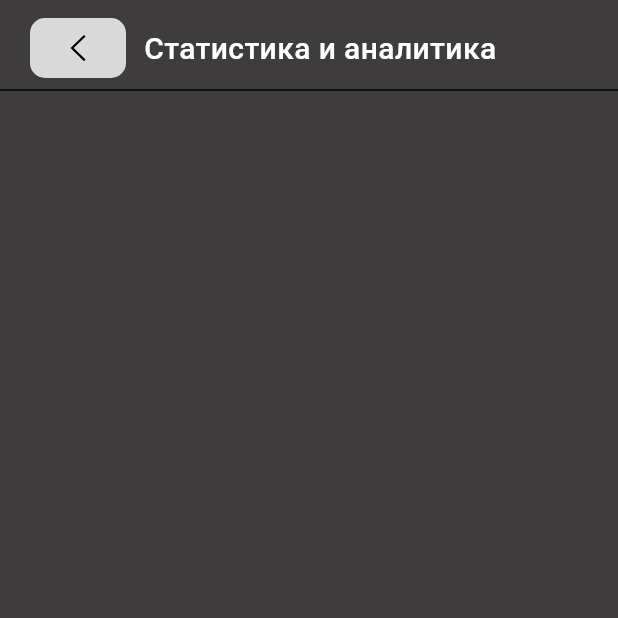
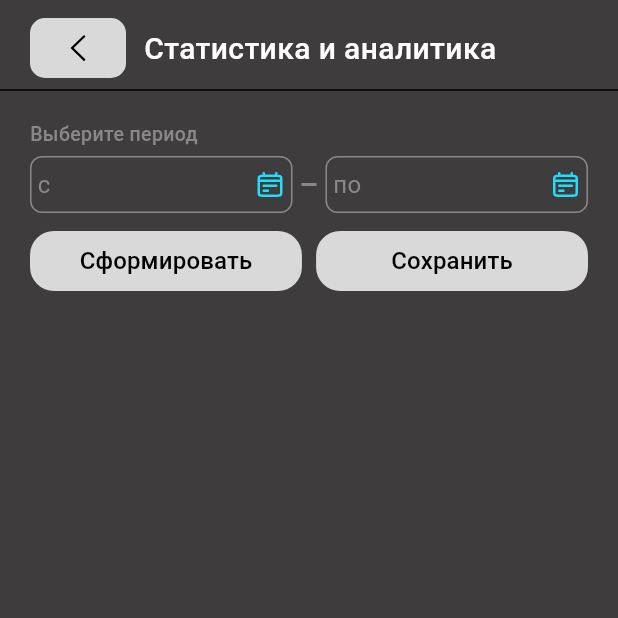
Before and after one commit to chudo1319/electricity, a Flutter app: the StatisticsScreen screen opened by its route, on a phone screen of 412 x 824 dp, the top half of it. Run offline on Flutter 3.47's test engine with Material 3 defaults, Android fonts, the phone set to English and light mode, and no system bars; our stand-ins replace auto_route, calendar_date_picker2, flutter_svg, gap, pinput; missing offline and left inert: theme_tailor_annotation; Roboto replaces fonts that are missing (OpenSans).

Commit message:
[Feat] Add widgets to statistics screen

```diff
--- a/lib/common/styles/colors/app_color_scheme.dart
+++ b/lib/common/styles/colors/app_color_scheme.dart
@@ -229,7 +229,7 @@ class AppColorScheme extends ThemeExtension<AppColorScheme> with _$AppColorSchem
         positive = const Color(0xFF23DDF9),
         onPositive = const Color(0xFFFFFFFF),
         skeletonPrimary = Colors.black.withOpacity(_skeletonOpacity),
-        onSkeletonPrimary = const Color(0xFFFFFFFF),
+        onSkeletonPrimary = const Color(0xCC000000),
         shimmer = Colors.black,
         shadow = Colors.black.withOpacity(0.25),
         avatarBorderOnBackground = const Color(0xFFE7E7E7);
--- a/lib/common/widgets/buttons/primary_button.dart
+++ b/lib/common/widgets/buttons/primary_button.dart
@@ -59,7 +59,7 @@ class PrimaryButton extends StatelessWidget {
               Flexible(
                 child: Text(
                   text!,
-                  style: (textStyle ?? context.text.semiBold24).copyWith(
+                  style: (textStyle ?? context.text.medium16).copyWith(
                     color: textColor ?? context.color.onPrimary,
                   ),
                 ),
--- a/lib/screens/main/widgets/drawer_buttons.dart
+++ b/lib/screens/main/widgets/drawer_buttons.dart
@@ -11,8 +11,7 @@ class DrawerButtons extends StatelessWidget {
   @override
   Widget build(BuildContext context) {
     return Drawer(
-      child: Container(
-        color: context.color.shimmer,
+      backgroundColor: context.color.onPrimary.withAlpha(200),
         child: Column(
           children: [
             Gap(AppSizes.double60),
@@ -31,7 +30,6 @@ class DrawerButtons extends StatelessWidget {
             ),
           ],
         ),
-      ),
     );
   }
 }
--- a/lib/screens/statistics/statistics_screen.dart
+++ b/lib/screens/statistics/statistics_screen.dart
@@ -1,18 +1,38 @@
 import 'package:auto_route/auto_route.dart';
 import 'package:electricity/common/styles/app_sizes.dart';
+import 'package:electricity/common/utils/extensions/context_extensions.dart';
+import 'package:electricity/common/widgets/buttons/primary_button.dart';
+import 'package:electricity/screens/statistics/widgets/data_picker.dart';
+import 'package:electricity/screens/statistics/widgets/report.dart';
 import 'package:electricity/screens/statistics/widgets/statistics_title.dart';
 import 'package:flutter/material.dart';
+import 'package:gap/gap.dart';
 
 @RoutePage()
-class StatisticsScreen extends StatelessWidget {
+class StatisticsScreen extends StatefulWidget {
   const StatisticsScreen({super.key});
+
+  @override
+  _StatisticsScreenState createState() => _StatisticsScreenState();
+}
+
+class _StatisticsScreenState extends State<StatisticsScreen> {
+  bool showReport = false;
+  String? saveStatus;
+
+  void _onSave() async {
+    final success = false;
+    setState(() {
+      saveStatus = success ? 'success' : 'error';
+    });
+  }
 
   @override
   Widget build(BuildContext context) {
     return Scaffold(
       resizeToAvoidBottomInset: false,
       appBar: PreferredSize(
-        preferredSize: Size.fromHeight(AppSizes.double100),
+        preferredSize: Size.fromHeight(AppSizes.double70),
         child: StatisticsTitle(),
       ),
       body: SafeArea(
@@ -21,7 +41,54 @@ class StatisticsScreen extends StatelessWidget {
             horizontal: AppSizes.double20,
             vertical: AppSizes.double12,
           ),
-          child: Column(children: [
+          child: Column(
+            children: [
+              DataPicker(title: 'Выберите период'),
+              Gap(AppSizes.double12),
+              Row(
+                mainAxisAlignment: MainAxisAlignment.spaceBetween,
+                children: [
+                  PrimaryButton(
+                    width: MediaQuery.of(context).size.width * 0.44,
+                    text: 'Сформировать',
+                    onPressed: () {
+                      setState(() {
+                        showReport = true;
+                        saveStatus = null;
+                      });
+                    },
+                  ),
+                  PrimaryButton(
+                    width: MediaQuery.of(context).size.width * 0.44,
+                    text: 'Сохранить',
+                    onPressed: _onSave,
+                  ),
+                ],
+              ),
+              Gap(AppSizes.double12),
+              if (showReport) ...[
+                Report(),
+                if (saveStatus == 'success')
+                  Padding(
+                    padding: const EdgeInsets.only(top: 8.0),
+                    child: Text(
+                      'Успешно сохранено!',
+                      style: context.text.medium16.copyWith(
+                        color: context.color.secondary,
+                      ),
+                    ),
+                  ),
+                if (saveStatus == 'error')
+                  Padding(
+                    padding: const EdgeInsets.only(top: 8.0),
+                    child: Text(
+                      'Ошибка при сохранении',
+                      style: context.text.medium16.copyWith(
+                        color: context.color.danger,
+                      ),
+                    ),
+                  ),
+              ],
             ],
           ),
         ),
--- a/lib/screens/statistics/widgets/data_picker.dart
+++ b/lib/screens/statistics/widgets/data_picker.dart
@@ -1,148 +1,175 @@
-// import 'package:electricity/common/styles/app_sizes.dart';
-// import 'package:electricity/common/utils/extensions/context_extensions.dart';
-// import 'package:flutter/material.dart';
-// import 'package:gap/gap.dart';
-// import 'package:back_office/common/styles/app_sizes.dart';
-// import 'package:back_office/common/utils/extensions/context_extensions.dart';
-// import 'package:back_office/generated/assets.dart';
-// import 'package:calendar_date_picker2/calendar_date_picker2.dart';
-// import 'package:flutter/material.dart';
-// import 'package:flutter_svg/flutter_svg.dart';
-// import 'package:intl/intl.dart';
+import 'package:electricity/common/styles/app_sizes.dart';
+import 'package:electricity/common/utils/extensions/context_extensions.dart';
+import 'package:flutter/material.dart';
+import 'package:gap/gap.dart';
+import 'package:calendar_date_picker2/calendar_date_picker2.dart';
+import 'package:flutter_svg/flutter_svg.dart';
+import 'package:intl/intl.dart';
 
-// class DataPicker extends StatelessWidget {
-//   const DataPicker({
-//     super.key,
-//     required this.title,
-//     this.startDate,
-//     this.endDate,
-//     this.changeStartDate,
-//     this.changeEndDate,
-//   });
+class DataPicker extends StatelessWidget {
+  const DataPicker({
+    super.key,
+    required this.title,
+    this.startDate,
+    this.endDate,
+    this.changeStartDate,
+    this.changeEndDate,
+  });
 
-//   final String title;
-//   final String? startDate;
-//   final String? endDate;
-//   final void Function(String)? changeStartDate;
-//   final void Function(String)? changeEndDate;
+  final String title;
+  final String? startDate;
+  final String? endDate;
+  final void Function(String)? changeStartDate;
+  final void Function(String)? changeEndDate;
 
-//   @override
-//   Widget build(BuildContext context) {
-//     return Column(
-//       crossAxisAlignment: CrossAxisAlignment.start,
-//       children: [
-//         Text(title, style: context.text.medium13.copyWith(color: Colors.grey)),
-//         const Gap(5),
-//         Row(
-//           children: [
-//             Expanded(
-//               child: DatePickerButton(
-//                 text: 'с',
-//                 value: startDate ?? '',
-//                 changeDate: changeStartDate,
-//               ),
-//             ),
-//             const Gap(5),
-//             Container(height: 2, width: 10, color: Colors.grey),
-//             const Gap(5),
-//             Expanded(
-//               child: DatePickerButton(
-//                 text: 'по',
-//                 value: endDate ?? '',
-//                 changeDate: changeEndDate,
-//               ),
-//             ),
-//           ],
-//         ),
-//       ],
-//     );
-//   }
-// }
+  @override
+  Widget build(BuildContext context) {
+    return Column(
+      crossAxisAlignment: CrossAxisAlignment.start,
+      children: [
+        Text(
+          title,
+          style: context.text.medium13.copyWith(color: context.color.inactive),
+        ),
+        const Gap(AppSizes.double6),
+        Row(
+          children: [
+            Expanded(
+              child: DatePickerButton(
+                text: 'с',
+                value: startDate ?? '',
+                changeDate: changeStartDate,
+              ),
+            ),
+            const Gap(AppSizes.double6),
+            Container(height: 2, width: 10, color: context.color.inactive),
+            const Gap(AppSizes.double6),
+            Expanded(
+              child: DatePickerButton(
+                text: 'по',
+                value: endDate ?? '',
+                changeDate: changeEndDate,
+              ),
+            ),
+          ],
+        ),
+      ],
+    );
+  }
+}
 
-// class DatePickerButton extends StatefulWidget {
-//   const DatePickerButton({
-//     super.key,
-//     required this.text,
-//     this.value = '',
-//     this.changeDate,
-//   });
+class DatePickerButton extends StatefulWidget {
+  const DatePickerButton({
+    super.key,
+    required this.text,
+    this.value = '',
+    this.changeDate,
+  });
 
-//   final String text;
-//   final String value;
-//   final void Function(String)? changeDate;
+  final String text;
+  final String value;
+  final void Function(String)? changeDate;
 
-//   @override
-//   State<DatePickerButton> createState() => _DatePickerButtonState();
-// }
+  @override
+  State<DatePickerButton> createState() => _DatePickerButtonState();
+}
 
-// class _DatePickerButtonState extends State<DatePickerButton> {
-//   String formatDate(DateTime date) {
-//     return DateFormat("d MMMM. yyyy", "en_US").format(date);
-//   }
+class _DatePickerButtonState extends State<DatePickerButton> {
+  String formatDate(DateTime date) {
+    return DateFormat("d MMMM. yyyy", "ru_RU").format(date);
+  }
 
-//   Future<void> _showDatePicker() async {
-//     List<DateTime?>? picked = await showCalendarDatePicker2Dialog(
-//       context: context,
-//       config: CalendarDatePicker2WithActionButtonsConfig(
-//         calendarType: CalendarDatePicker2Type.single,
-//         selectedDayHighlightColor: Colors.purple,
-//         lastMonthIcon: const Icon(Icons.arrow_back_ios),
-//         nextMonthIcon: const Icon(Icons.arrow_forward_ios),
-//       ),
-//       dialogSize: const Size(325, 400),
-//       borderRadius: BorderRadius.circular(15),
-//     );
+  Future<void> _showDatePicker() async {
+    List<DateTime?>? picked = await showCalendarDatePicker2Dialog(
+      context: context,
+      dialogBackgroundColor: context.color.primary,
+      config: CalendarDatePicker2WithActionButtonsConfig(
+        yearTextStyle: context.text.regular16.copyWith(
+          color: context.color.onPrimary,
+        ),
+        monthTextStyle: context.text.regular16.copyWith(
+          color: context.color.onPrimary,
+        ),
+        dayTextStyle: context.text.regular16.copyWith(
+          color: context.color.onPrimary,
+        ),
+        calendarType: CalendarDatePicker2Type.single,
+        selectedDayHighlightColor: context.color.positive,
+        lastMonthIcon: Icon(
+          Icons.arrow_back_ios,
+          size: AppSizes.double12,
+          color: context.color.onPrimary,
+        ),
+        nextMonthIcon: Icon(
+          Icons.arrow_forward_ios,
+          size: AppSizes.double12,
+          color: context.color.onPrimary,
+        ),
+        okButton: Text('Выбрать'),
+        okButtonTextStyle: context.text.regular16.copyWith(
+          color: context.color.onPrimary,
+        ),
+        cancelButton: Text('Отмена'),
+        cancelButtonTextStyle: context.text.regular16.copyWith(
+          color: context.color.onPrimary,
+        ),
+      ),
+      dialogSize: const Size(325, 400),
+      borderRadius: BorderRadius.circular(AppSizes.double12),
+    );
 
-//     if (picked != null && picked.isNotEmpty) {
-//       final formattedDate = DateFormat(
-//         "yyyy-MM-dd'T'HH:mm:ss'Z'",
-//       ).format(picked.first!);
-//       widget.changeDate!(formattedDate);
-//     }
-//   }
+    if (picked != null && picked.isNotEmpty) {
+      final formattedDate = DateFormat(
+        "yyyy-MM-dd'T'HH:mm:ss'Z'",
+      ).format(picked.first!);
+      widget.changeDate!(formattedDate);
+    }
+  }
 
-//   @override
-//   Widget build(BuildContext context) {
-//     return GestureDetector(
-//       onTap: () {
-//         if (widget.value.isEmpty) {
-//           _showDatePicker();
-//         } else {
-//           widget.changeDate!('');
-//         }
-//       },
-//       child: MouseRegion(
-//         cursor: SystemMouseCursors.click,
-//         child: Container(
-//           padding: const EdgeInsets.symmetric(
-//             vertical: AppSizes.double8,
-//             horizontal: AppSizes.double4,
-//           ),
-//           decoration: BoxDecoration(
-//             borderRadius: BorderRadius.circular(AppSizes.double8),
-//             border: Border.all(color: Colors.grey),
-//           ),
-//           child: Row(
-//             mainAxisAlignment: MainAxisAlignment.spaceBetween,
-//             children: [
-//               Text(
-//                 widget.value.isNotEmpty == true ? widget.value : widget.text,
-//                 style: context.text.regular16.copyWith(color: Colors.grey),
-//               ),
-//               SvgPicture.asset(
-//                 widget.value.isEmpty
-//                     ? Assets.iconsCalendar
-//                     : Assets.iconsCancel,
-//                 height: 20,
-//                 colorFilter: const ColorFilter.mode(
-//                   Color.fromRGBO(69, 124, 231, 1.0),
-//                   BlendMode.srcIn,
-//                 ),
-//               ),
-//             ],
-//           ),
-//         ),
-//       ),
-//     );
-//   }
-// }
+  @override
+  Widget build(BuildContext context) {
+    return GestureDetector(
+      onTap: () {
+        if (widget.value.isEmpty) {
+          _showDatePicker();
+        } else {
+          widget.changeDate!('');
+        }
+      },
+      child: MouseRegion(
+        cursor: SystemMouseCursors.click,
+        child: Container(
+          padding: const EdgeInsets.symmetric(
+            vertical: AppSizes.double8,
+            horizontal: AppSizes.double4,
+          ),
+          decoration: BoxDecoration(
+            borderRadius: BorderRadius.circular(AppSizes.double8),
+            border: Border.all(color: context.color.inactive),
+          ),
+          child: Row(
+            mainAxisAlignment: MainAxisAlignment.spaceBetween,
+            children: [
+              Text(
+                widget.value.isNotEmpty == true ? widget.value : widget.text,
+                style: context.text.regular16.copyWith(
+                  color: context.color.inactive,
+                ),
+              ),
+              SvgPicture.asset(
+                widget.value.isEmpty
+                    ? 'assets/icons/calendar.svg'
+                    : 'assets/icons/cancel.svg',
+                height: AppSizes.double20,
+                colorFilter: ColorFilter.mode(
+                  context.color.positive,
+                  BlendMode.srcIn,
+                ),
+              ),
+            ],
+          ),
+        ),
+      ),
+    );
+  }
+}
--- a/pubspec.yaml
+++ b/pubspec.yaml
@@ -15,6 +15,9 @@ dependencies:
   gap: ^3.0.1
   flutter_svg: ^2.1.0
   flutter_yandex_smartcaptcha: ^0.0.7
+  calendar_date_picker2: ^2.0.1
+  date_format: ^2.0.9
+  intl: ^0.20.2
 
 dev_dependencies:
   flutter_test:
```
Also changed, not shown: lib/screens/main/main_screen.dart (+14 -1 lines), lib/screens/main/widgets/pop_up.dart (+76 -11 lines), lib/screens/main/widgets/scroll_stations.dart (+14 -6 lines), lib/screens/statistics/widgets/report.dart (added, +57 -0 lines), assets/icons/calendar.svg (added), assets/icons/cancel.svg (added), pubspec.lock.
